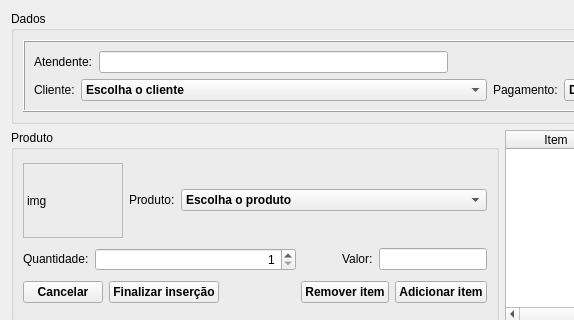
The window that view/venda_pg.ui (Gusrrocha/Sistema-para-livraria) describes before a commit, drawn with Qt 5; both pictures show x 0 to 574 and y 0 to 320 of the 1003 by 596 pixel window.
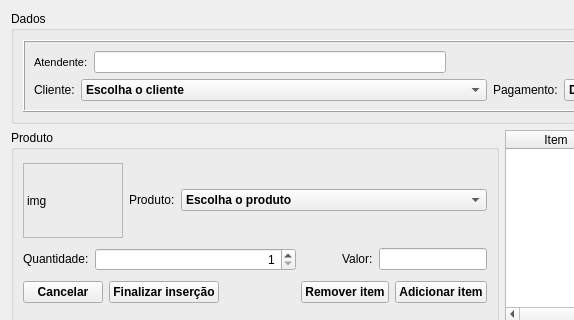
The same window after the commit.

Diff of the .ui file:
```diff
--- a/view/venda_pg.ui
+++ b/view/venda_pg.ui
@@ -33,6 +33,13 @@
           <layout class="QHBoxLayout" name="horizontalLayout">
            <item>
             <widget class="QLabel" name="label_3">
+             <property name="font">
+              <font>
+               <pointsize>8</pointsize>
+               <weight>50</weight>
+               <bold>false</bold>
+              </font>
+             </property>
              <property name="text">
               <string>Atendente:</string>
              </property>
```
